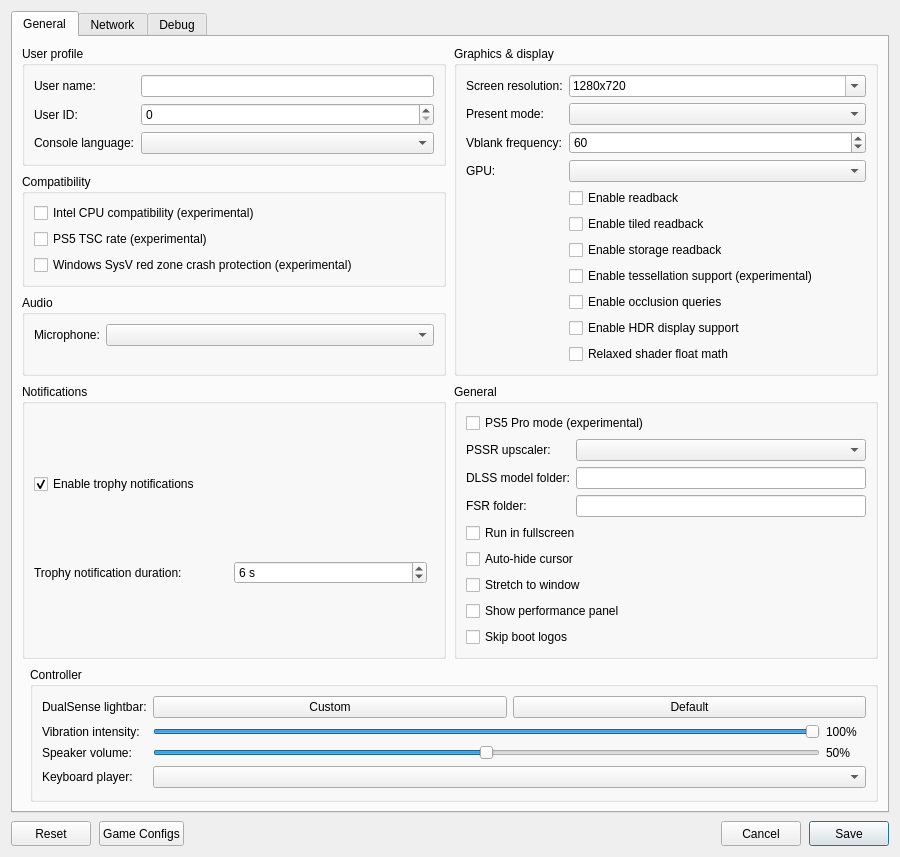
Old version of the form src/launcher/forms/configuration_edit_dialog.ui in the repository CarRamRod-963/KytyPS5.
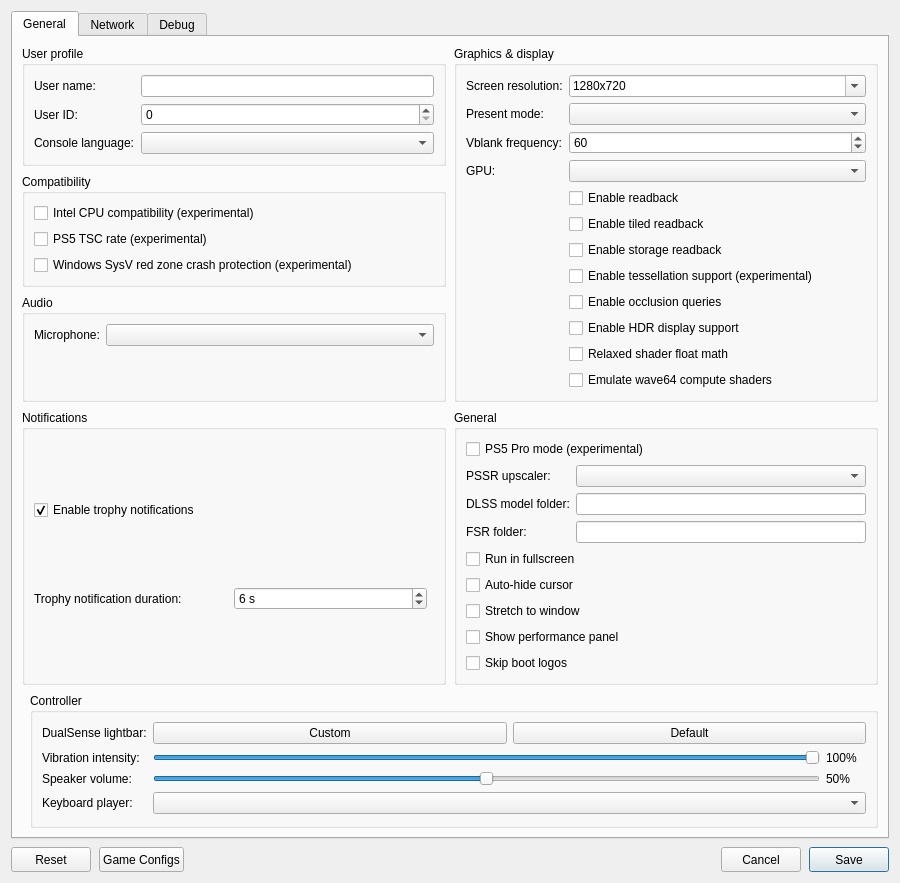
New version of the form. Custom widgets are drawn as their Qt base class.

Commit message:
launcher: add the wave64 emulation setting
A checkbox passes --emulate-wave64 to the emulator; saved as
emulate_wave64.

Patch:
```diff
--- a/src/launcher/forms/configuration_edit_dialog.ui
+++ b/src/launcher/forms/configuration_edit_dialog.ui
@@ -203,6 +203,12 @@
               <property name="text"><string>Relaxed shader float math</string></property>
              </widget>
             </item>
+            <item row="12" column="1">
+             <widget class="QCheckBox" name="checkBox_emulate_wave64">
+              <property name="toolTip"><string>Run wave64 compute shaders 32 lanes wide, as on GPUs with 32-lane subgroups, also on GPUs that support 64 lanes.</string></property>
+              <property name="text"><string>Emulate wave64 compute shaders</string></property>
+             </widget>
+            </item>
            </layout>
           </widget>
          </item>
```
The commit also changes 4 other files.
